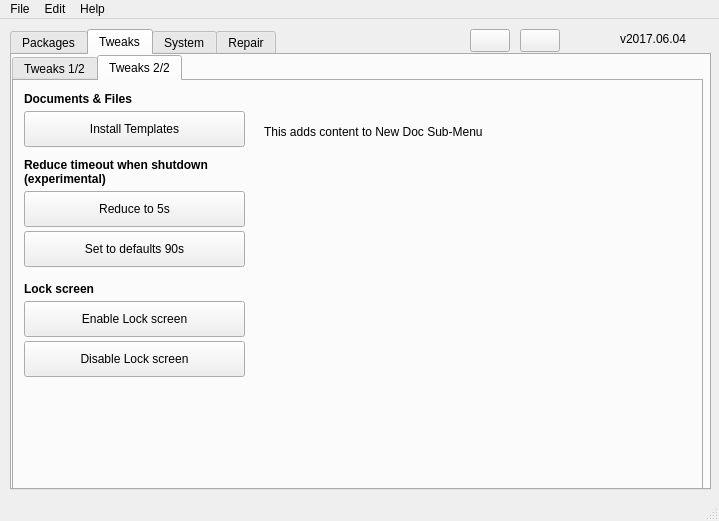
Old version of the form mainwindow.ui in the repository adgellida/ubunsys.
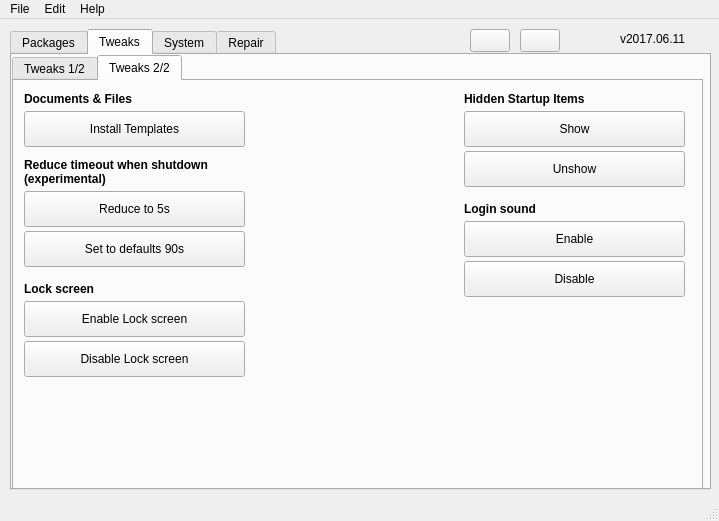
New version of the form. The open tabs and pages were chosen to show the change. Icons and pictures are not drawn.

```diff
--- a/mainwindow.ui
+++ b/mainwindow.ui
@@ -3306,25 +3306,6 @@
          <bool>false</bool>
         </property>
        </widget>
-       <widget class="QLabel" name="label_62">
-        <property name="geometry">
-         <rect>
-          <x>250</x>
-          <y>40</y>
-          <width>281</width>
-          <height>21</height>
-         </rect>
-        </property>
-        <property name="font">
-         <font>
-          <weight>50</weight>
-          <bold>false</bold>
-         </font>
-        </property>
-        <property name="text">
-         <string>This adds content to New Doc Sub-Menu</string>
-        </property>
-       </widget>
        <widget class="QLabel" name="label_5">
         <property name="geometry">
          <rect>
@@ -3495,6 +3476,156 @@
          <bool>false</bool>
         </property>
        </widget>
+       <widget class="QPushButton" name="showHiddenStartupItemsButton">
+        <property name="geometry">
+         <rect>
+          <x>450</x>
+          <y>30</y>
+          <width>221</width>
+          <height>36</height>
+         </rect>
+        </property>
+        <property name="whatsThis">
+         <string/>
+        </property>
+        <property name="text">
+         <string>Show</string>
+        </property>
+        <property name="iconSize">
+         <size>
+          <width>30</width>
+          <height>30</height>
+         </size>
+        </property>
+        <property name="shortcut">
+         <string/>
+        </property>
+        <property name="checkable">
+         <bool>false</bool>
+        </property>
+       </widget>
+       <widget class="QPushButton" name="unshowHiddenStartupItemsButton">
+        <property name="geometry">
+         <rect>
+          <x>450</x>
+          <y>70</y>
+          <width>221</width>
+          <height>36</height>
+         </rect>
+        </property>
+        <property name="whatsThis">
+         <string/>
+        </property>
+        <property name="text">
+         <string>Unshow</string>
+        </property>
+        <property name="iconSize">
+         <size>
+          <width>30</width>
+          <height>30</height>
+         </size>
+        </property>
+        <property name="shortcut">
+         <string/>
+        </property>
+        <property name="checkable">
+         <bool>false</bool>
+        </property>
+       </widget>
+       <widget class="QLabel" name="label_34">
+        <property name="geometry">
+         <rect>
+          <x>450</x>
+          <y>10</y>
+          <width>231</width>
+          <height>16</height>
+         </rect>
+        </property>
+        <property name="font">
+         <font>
+          <weight>75</weight>
+          <bold>true</bold>
+         </font>
+        </property>
+        <property name="text">
+         <string>Hidden Startup Items</string>
+        </property>
+       </widget>
+       <widget class="QLabel" name="label_35">
+        <property name="geometry">
+         <rect>
+          <x>450</x>
+          <y>120</y>
+          <width>231</width>
+          <height>16</height>
+         </rect>
+        </property>
+        <property name="font">
+         <font>
+          <weight>75</weight>
+          <bold>true</bold>
+         </font>
+        </property>
+        <property name="text">
+         <string>Login sound</string>
+        </property>
+       </widget>
+       <widget class="QPushButton" name="enableLoginSoundButton">
+        <property name="geometry">
+         <rect>
+          <x>450</x>
+          <y>140</y>
+          <width>221</width>
+          <height>36</height>
+         </rect>
+        </property>
+        <property name="whatsThis">
+         <string/>
+        </property>
+        <property name="text">
+         <string>Enable</string>
+        </property>
+        <property name="iconSize">
+         <size>
+          <width>30</width>
+          <height>30</height>
+         </size>
+        </property>
+        <property name="shortcut">
+         <string/>
+        </property>
+        <property name="checkable">
+         <bool>false</bool>
+        </property>
+       </widget>
+       <widget class="QPushButton" name="disableLoginSoundButton">
+        <property name="geometry">
+         <rect>
+          <x>450</x>
+          <y>180</y>
+          <width>221</width>
+          <height>36</height>
+         </rect>
+        </property>
+        <property name="whatsThis">
+         <string/>
+        </property>
+        <property name="text">
+         <string>Disable</string>
+        </property>
+        <property name="iconSize">
+         <size>
+          <width>30</width>
+          <height>30</height>
+         </size>
+        </property>
+        <property name="shortcut">
+         <string/>
+        </property>
+        <property name="checkable">
+         <bool>false</bool>
+        </property>
+       </widget>
       </widget>
      </widget>
     </widget>
@@ -4726,7 +4857,7 @@
      </rect>
     </property>
     <property name="text">
-     <string>v2017.06.04</string>
+     <string>v2017.06.11</string>
     </property>
    </widget>
    <widget class="QPushButton" name="updateAppButton">
```
Left out of the diff: 68 changed lines with no effect on the pictures.
